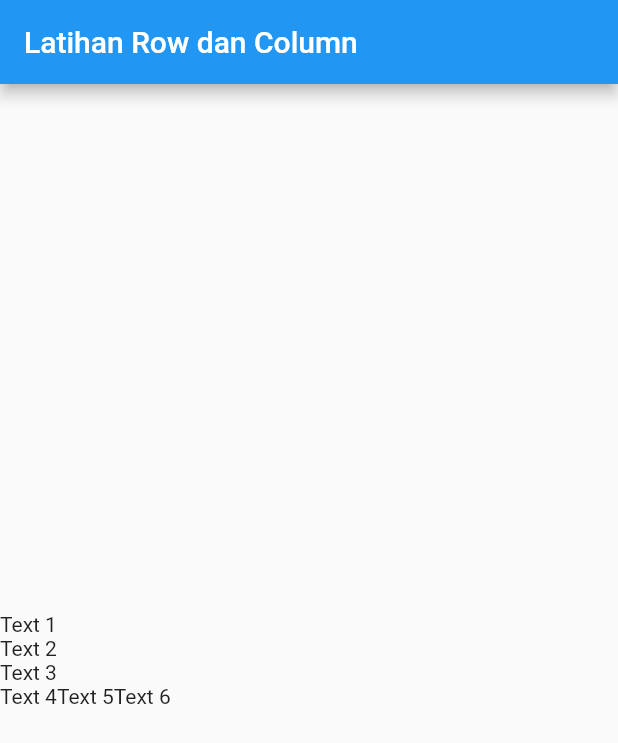
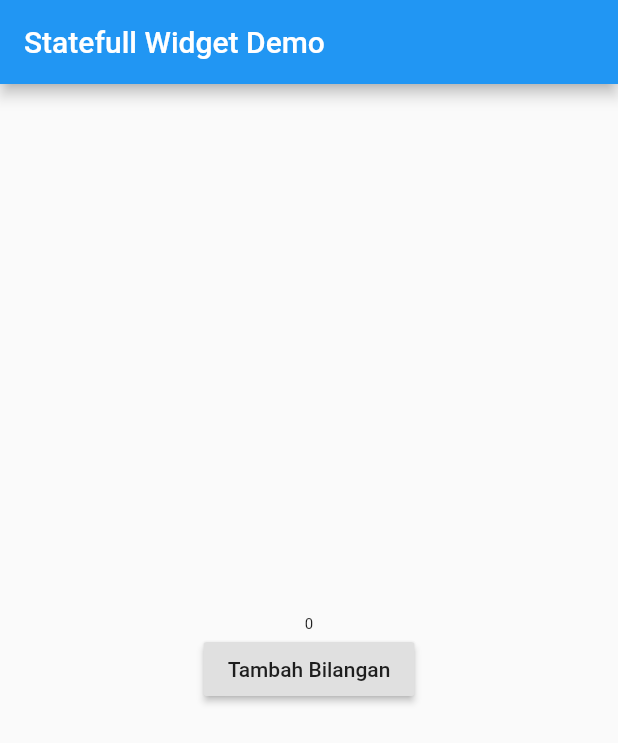
Before and after one commit to lukypurdiono/flutter, a Flutter app: the screen it shows after launch, on a phone screen of 412 x 824 dp. Shown: the top 743 px of the screen. Run offline on Flutter 3.47's test engine with Material 2 defaults, Android fonts, the phone set to English and light mode, and no system bars.

Commit message:
statefull and stateless widget

```diff
--- a/lib/main.dart
+++ b/lib/main.dart
@@ -2,29 +2,44 @@ import 'package:flutter/material.dart';
 
 void main() => runApp(MyApp());
 
-class MyApp extends StatelessWidget {
+class MyApp extends StatefulWidget {
+  @override
+  _MyAppState createState() => _MyAppState();
+}
+
+class _MyAppState extends State<MyApp> {
+  int number = 0;
+  void tekanTombol() {
+    setState(() {
+      number = number + 1;
+    });
+  }
+
   @override
   Widget build(BuildContext context) {
     return MaterialApp(
       home: Scaffold(
         appBar: AppBar(
-              title: Text('Latihan Row dan Column'),
+          title: Text('Statefull Widget Demo'),
         ),
-            body: Column(
+        body: Center(
+          child: Column(
             mainAxisAlignment: MainAxisAlignment.center,
-              crossAxisAlignment: CrossAxisAlignment.start,
             children: <Widget>[
-                Text('Text 1'),
-                Text('Text 2'),
-                Text('Text 3'),
-                Row(
-                  children: <Widget>[
-                    Text('Text 4'),
-                    Text('Text 5'),
-                    Text('Text 6'),
-                  ],
+              Text(
+                number.toString(),
+                style: TextStyle(
+                  fontSize: 10 + number.toDouble(),
+                ),
+              ),
+              RaisedButton(
+                child: Text("Tambah Bilangan"),
+                onPressed: tekanTombol,
               )
             ],
-            )));
+          ),
+        ),
+      ),
+    );
   }
 }
```
Lines whose indentation alone changed are shown as unchanged.
